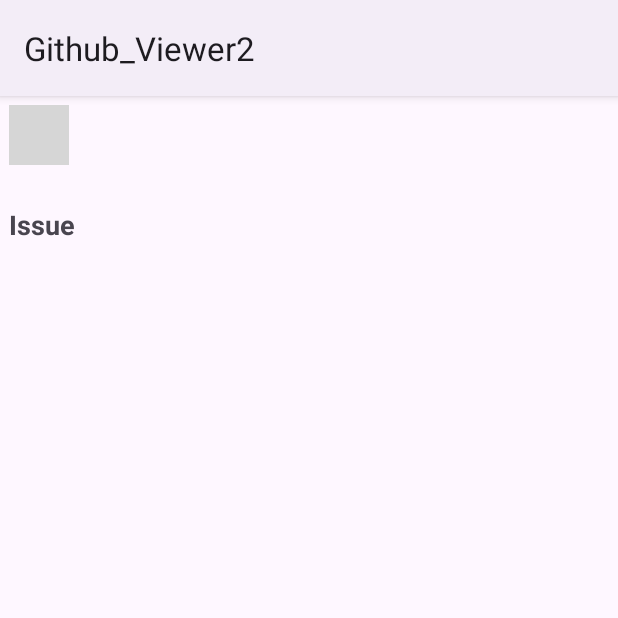
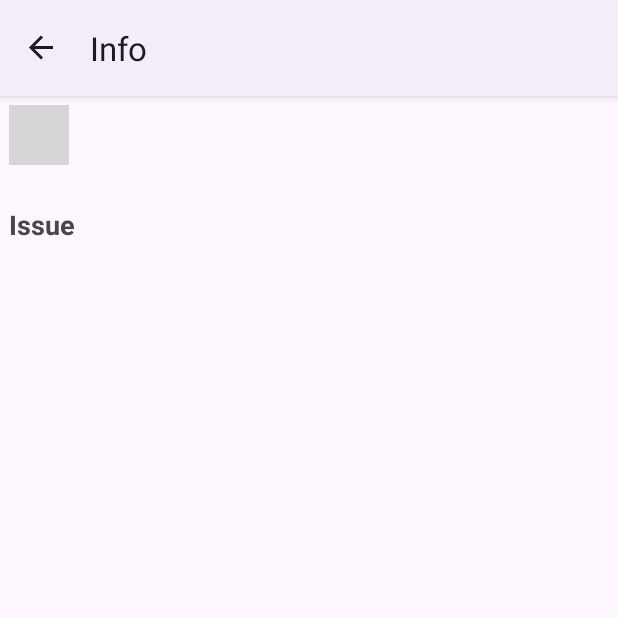
Before and after one commit to Jafluko/Github_Viewer2, an Android app: the InfoRepoFragment screen opened through its navigation route, on a phone screen of 412 x 824 dp, the top half of it. Run offline under Robolectric (Android 15) with nearby library versions, the phone set to English and light mode, and no system bars; our stand-ins replace Dagger/Hilt's generated code, navigation-ui, paging; network calls fail; pictures from the network do not load; grey boxes are pictures that could not be loaded.

Commit message:
update(navigation) back navigation

```diff
--- a/app/src/main/java/com/nekivai/github_viewer2/presenter/MainActivity.kt
+++ b/app/src/main/java/com/nekivai/github_viewer2/presenter/MainActivity.kt
@@ -2,13 +2,35 @@ package com.nekivai.github_viewer2.presenter
 
 import androidx.appcompat.app.AppCompatActivity
 import android.os.Bundle
+import androidx.navigation.findNavController
+import androidx.navigation.fragment.NavHostFragment
+import androidx.navigation.ui.AppBarConfiguration
+import androidx.navigation.ui.navigateUp
+import androidx.navigation.ui.setupActionBarWithNavController
 import com.nekivai.github_viewer2.R
 import dagger.hilt.android.AndroidEntryPoint
 
 @AndroidEntryPoint
 class MainActivity : AppCompatActivity() {
+
+    private var appBarConfiguration: AppBarConfiguration? = null
     override fun onCreate(savedInstanceState: Bundle?) {
         super.onCreate(savedInstanceState)
         setContentView(R.layout.activity_main)
+
+        val navHostFragment =
+            supportFragmentManager.findFragmentById(R.id.container_fragment) as NavHostFragment
+        val navController = navHostFragment.navController
+        appBarConfiguration = AppBarConfiguration(navController.graph)
+        appBarConfiguration?.let {
+            setupActionBarWithNavController(navController, it)
+        }
+    }
+
+    override fun onSupportNavigateUp(): Boolean {
+        val navController = findNavController(R.id.container_fragment)
+        return appBarConfiguration?.let {
+            navController.navigateUp(it) || super.onSupportNavigateUp()
+        } ?: super.onSupportNavigateUp()
     }
 }
--- a/app/src/main/java/com/nekivai/github_viewer2/presenter/info/InfoRepoFragment.kt
+++ b/app/src/main/java/com/nekivai/github_viewer2/presenter/info/InfoRepoFragment.kt
@@ -42,7 +42,7 @@ class InfoRepoFragment : Fragment() {
     override fun onViewCreated(view: View, savedInstanceState: Bundle?) {
         super.onViewCreated(view, savedInstanceState)
 
-        activity?.actionBar?.setDisplayHomeAsUpEnabled(true)
+        activity?.onNavigateUp()
 
         binding.setAdapter()
         collectUiState(viewModel.viewState, ::updateStateView)
--- a/app/src/main/java/com/nekivai/github_viewer2/presenter/search/SearchFragment.kt
+++ b/app/src/main/java/com/nekivai/github_viewer2/presenter/search/SearchFragment.kt
@@ -59,7 +59,7 @@ class SearchFragment : Fragment() {
             object : MenuProvider {
                 override fun onCreateMenu(menu: Menu, menuInflater: MenuInflater) {
                     menuInflater.inflate(R.menu.toolbar_menu, menu)
-                    val searchViewItem = menu.findItem(R.id.search_bar);
+                    val searchViewItem = menu.findItem(R.id.search_bar)
                     searchView = (searchViewItem.actionView as? SearchView)
                     setSearchViewListener()
                 }
--- a/app/src/main/res/layout/fragment_search.xml
+++ b/app/src/main/res/layout/fragment_search.xml
@@ -8,6 +8,9 @@
     <androidx.recyclerview.widget.RecyclerView
         android:id="@+id/recyclerView"
         android:layout_width="match_parent"
-        android:layout_height="match_parent" />
+        android:layout_height="match_parent"
+        android:paddingBottom="6dp"
+        android:clipChildren="false"
+        android:clipToPadding="false"/>
 
 </FrameLayout>
--- a/app/src/main/res/layout/item_issue.xml
+++ b/app/src/main/res/layout/item_issue.xml
@@ -4,7 +4,6 @@
     android:layout_width="match_parent"
     android:layout_height="wrap_content"
     xmlns:app="http://schemas.android.com/apk/res-auto"
-    android:layout_marginHorizontal="16dp"
     android:layout_marginTop="8dp">
 
     <androidx.constraintlayout.widget.ConstraintLayout
--- a/app/src/main/res/layout/item_search.xml
+++ b/app/src/main/res/layout/item_search.xml
@@ -4,7 +4,7 @@
     android:layout_width="match_parent"
     android:layout_height="wrap_content"
     xmlns:app="http://schemas.android.com/apk/res-auto"
-    android:layout_marginHorizontal="16dp"
+    android:layout_marginHorizontal="6dp"
     android:layout_marginTop="8dp">
 
     <androidx.constraintlayout.widget.ConstraintLayout
```
